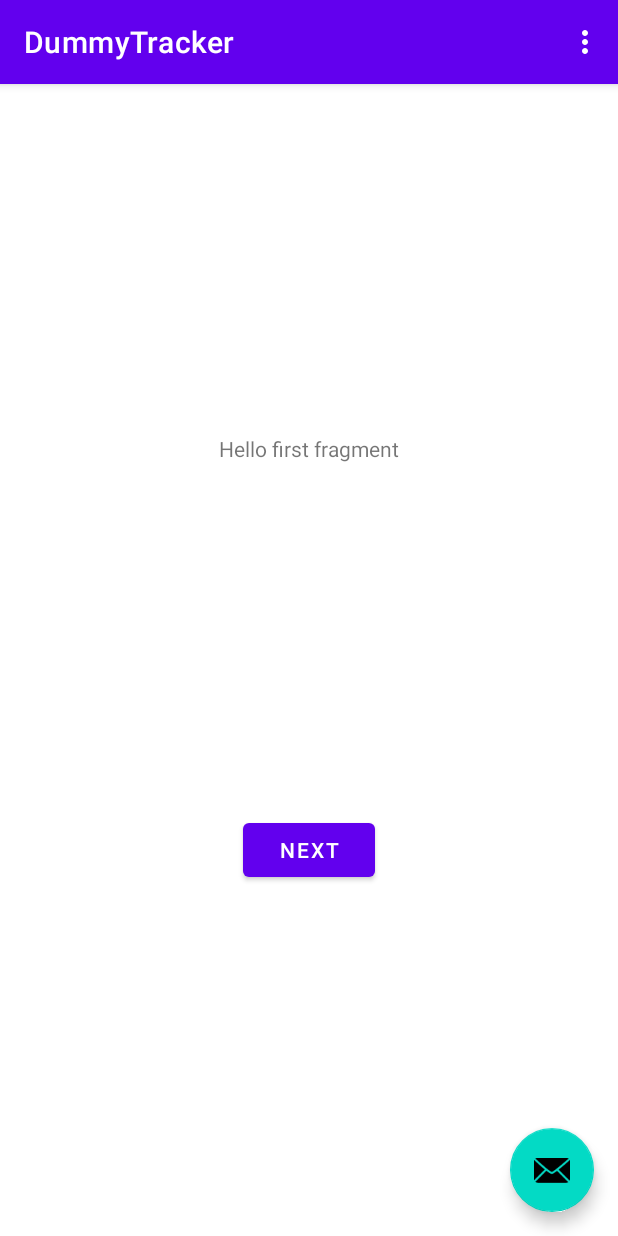
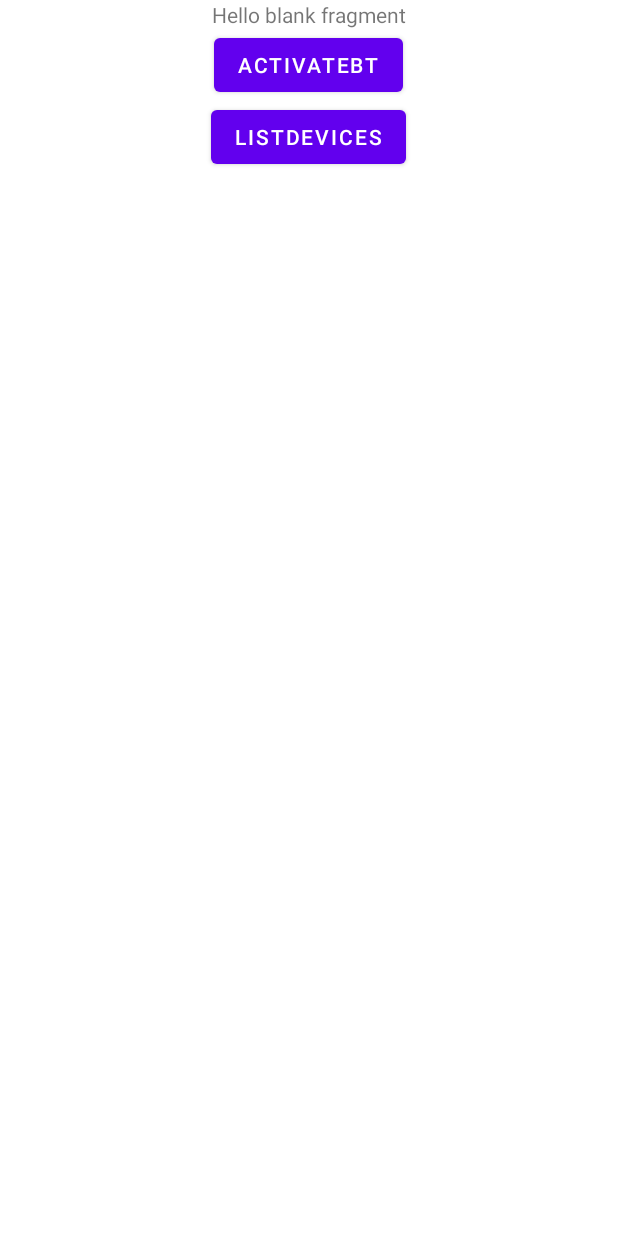
Before and after one commit to Blaios/JamelgosCentrales, an Android app: the screen it shows after launch (MainActivity), on a phone screen of 412 x 824 dp. Run offline under Robolectric (Android 15) with nearby library versions, the phone set to English and light mode, and no system bars.

Commit message:
simple implementacion BLE: solo escanea

```diff
--- a/app/build.gradle
+++ b/app/build.gradle
@@ -29,12 +29,13 @@ android {
 }
 
 dependencies {
-
+    implementation "com.polidea.rxandroidble2:rxandroidble:1.11.1"
     implementation 'androidx.appcompat:appcompat:1.1.0'
     implementation 'com.google.android.material:material:1.1.0'
     implementation 'androidx.constraintlayout:constraintlayout:1.1.3'
     implementation 'androidx.navigation:navigation-fragment:2.2.2'
     implementation 'androidx.navigation:navigation-ui:2.2.2'
+    implementation 'androidx.legacy:legacy-support-v4:1.0.0'
     testImplementation 'junit:junit:4.+'
     androidTestImplementation 'androidx.test.ext:junit:1.1.1'
     androidTestImplementation 'androidx.test.espresso:espresso-core:3.2.0'
--- a/app/src/main/AndroidManifest.xml
+++ b/app/src/main/AndroidManifest.xml
@@ -1,6 +1,11 @@
 <?xml version="1.0" encoding="utf-8"?>
 <manifest xmlns:android="http://schemas.android.com/apk/res/android"
     package="dummy.tracker">
+
+    <uses-permission android:name="android.permission.BLUETOOTH" />
+    <uses-permission android:name="android.permission.BLUETOOTH_ADMIN" />
+    <uses-permission android:name="android.permission.ACCESS_FINE_LOCATION" />
+    <uses-permission android:name="android.permission.ACCESS_BACKGROUND_LOCATION" />
 
     <application
         android:allowBackup="true"
@@ -19,6 +24,7 @@
                 <category android:name="android.intent.category.LAUNCHER" />
             </intent-filter>
         </activity>
+        <activity android:name=".bluetooth.BTInit" />
     </application>
 
 </manifest>
--- a/app/src/main/java/dummy/tracker/FirstFragment.java
+++ /dev/null
@@ -1,34 +0,0 @@
-package dummy.tracker;
-
-import android.os.Bundle;
-import android.view.LayoutInflater;
-import android.view.View;
-import android.view.ViewGroup;
-
-import androidx.annotation.NonNull;
-import androidx.fragment.app.Fragment;
-import androidx.navigation.fragment.NavHostFragment;
-
-public class FirstFragment extends Fragment {
-
-    @Override
-    public View onCreateView(
-            LayoutInflater inflater, ViewGroup container,
-            Bundle savedInstanceState
-    ) {
-        // Inflate the layout for this fragment
-        return inflater.inflate(R.layout.fragment_first, container, false);
-    }
-
-    public void onViewCreated(@NonNull View view, Bundle savedInstanceState) {
-        super.onViewCreated(view, savedInstanceState);
-
-        view.findViewById(R.id.button_first).setOnClickListener(new View.OnClickListener() {
-            @Override
-            public void onClick(View view) {
-                NavHostFragment.findNavController(FirstFragment.this)
-                        .navigate(R.id.action_FirstFragment_to_SecondFragment);
-            }
-        });
-    }
-}
--- a/app/src/main/java/dummy/tracker/MainActivity.java
+++ b/app/src/main/java/dummy/tracker/MainActivity.java
@@ -1,56 +1,34 @@
 package dummy.tracker;
 
+import android.content.Intent;
 import android.os.Bundle;
 
-import com.google.android.material.floatingactionbutton.FloatingActionButton;
-import com.google.android.material.snackbar.Snackbar;
+import androidx.appcompat.app.AppCompatActivity;
+import android.widget.Button;
 
-import androidx.appcompat.app.AppCompatActivity;
-import androidx.appcompat.widget.Toolbar;
-
-import android.view.View;
-
-import android.view.Menu;
-import android.view.MenuItem;
+import dummy.tracker.bluetooth.BLEScanner;
+import dummy.tracker.bluetooth.BTInit;
 
 public class MainActivity extends AppCompatActivity {
 
     @Override
     protected void onCreate(Bundle savedInstanceState) {
         super.onCreate(savedInstanceState);
-        setContentView(R.layout.activity_main);
-        Toolbar toolbar = findViewById(R.id.toolbar);
-        setSupportActionBar(toolbar);
+        setContentView(R.layout.fragment_main_page);
 
-        FloatingActionButton fab = findViewById(R.id.fab);
-        fab.setOnClickListener(new View.OnClickListener() {
-            @Override
-            public void onClick(View view) {
-                Snackbar.make(view, "Replace with your own action", Snackbar.LENGTH_LONG)
-                        .setAction("Action", null).show();
-            }
+        Button activateBT = findViewById(R.id.activateBT);
+        activateBT.setOnClickListener(v -> {
+            Intent i = new Intent(v.getContext(), BTInit.class);
+            startActivity(i);
+        });
+
+        Button scanBLE = findViewById(R.id.scan);
+        scanBLE.setOnClickListener(v -> {
+            BLEScanner bleScanner = BLEScanner.getInstance();
+            bleScanner.setContext(this);
+            bleScanner.scan();
         });
     }
 
-    @Override
-    public boolean onCreateOptionsMenu(Menu menu) {
-        // Inflate the menu; this adds items to the action bar if it is present.
-        getMenuInflater().inflate(R.menu.menu_main, menu);
-        return true;
-    }
 
-    @Override
-    public boolean onOptionsItemSelected(MenuItem item) {
-        // Handle action bar item clicks here. The action bar will
-        // automatically handle clicks on the Home/Up button, so long
-        // as you specify a parent activity in AndroidManifest.xml.
-        int id = item.getItemId();
-
-        //noinspection SimplifiableIfStatement
-        if (id == R.id.action_settings) {
-            return true;
-        }
-
-        return super.onOptionsItemSelected(item);
-    }
 }
--- a/app/src/main/res/layout/activity_main.xml
+++ /dev/null
@@ -1,33 +0,0 @@
-<?xml version="1.0" encoding="utf-8"?>
-<androidx.coordinatorlayout.widget.CoordinatorLayout xmlns:android="http://schemas.android.com/apk/res/android"
-    xmlns:app="http://schemas.android.com/apk/res-auto"
-    xmlns:tools="http://schemas.android.com/tools"
-    android:layout_width="match_parent"
-    android:layout_height="match_parent"
-    tools:context=".MainActivity">
-
-    <com.google.android.material.appbar.AppBarLayout
-        android:layout_width="match_parent"
-        android:layout_height="wrap_content"
-        android:theme="@style/Theme.DummyTracker.AppBarOverlay">
-
-        <androidx.appcompat.widget.Toolbar
-            android:id="@+id/toolbar"
-            android:layout_width="match_parent"
-            android:layout_height="?attr/actionBarSize"
-            android:background="?attr/colorPrimary"
-            app:popupTheme="@style/Theme.DummyTracker.PopupOverlay" />
-
-    </com.google.android.material.appbar.AppBarLayout>
-
-    <include layout="@layout/content_main" />
-
-    <com.google.android.material.floatingactionbutton.FloatingActionButton
-        android:id="@+id/fab"
-        android:layout_width="wrap_content"
-        android:layout_height="wrap_content"
-        android:layout_gravity="bottom|end"
-        android:layout_margin="@dimen/fab_margin"
-        app:srcCompat="@android:drawable/ic_dialog_email" />
-
-</androidx.coordinatorlayout.widget.CoordinatorLayout>
--- a/app/src/main/res/layout/content_main.xml
+++ /dev/null
@@ -1,19 +0,0 @@
-<?xml version="1.0" encoding="utf-8"?>
-<androidx.constraintlayout.widget.ConstraintLayout xmlns:android="http://schemas.android.com/apk/res/android"
-    xmlns:app="http://schemas.android.com/apk/res-auto"
-    android:layout_width="match_parent"
-    android:layout_height="match_parent"
-    app:layout_behavior="@string/appbar_scrolling_view_behavior">
-
-    <fragment
-        android:id="@+id/nav_host_fragment"
-        android:name="androidx.navigation.fragment.NavHostFragment"
-        android:layout_width="0dp"
-        android:layout_height="0dp"
-        app:defaultNavHost="true"
-        app:layout_constraintBottom_toBottomOf="parent"
-        app:layout_constraintLeft_toLeftOf="parent"
-        app:layout_constraintRight_toRightOf="parent"
-        app:layout_constraintTop_toTopOf="parent"
-        app:navGraph="@navigation/nav_graph" />
-</androidx.constraintlayout.widget.ConstraintLayout>
--- a/app/src/main/res/layout/fragment_first.xml
+++ /dev/null
@@ -1,28 +0,0 @@
-<?xml version="1.0" encoding="utf-8"?>
-<androidx.constraintlayout.widget.ConstraintLayout xmlns:android="http://schemas.android.com/apk/res/android"
-    xmlns:app="http://schemas.android.com/apk/res-auto"
-    xmlns:tools="http://schemas.android.com/tools"
-    android:layout_width="match_parent"
-    android:layout_height="match_parent"
-    tools:context=".FirstFragment">
-
-    <TextView
-        android:id="@+id/textview_first"
-        android:layout_width="wrap_content"
-        android:layout_height="wrap_content"
-        android:text="@string/hello_first_fragment"
-        app:layout_constraintBottom_toTopOf="@id/button_first"
-        app:layout_constraintEnd_toEndOf="parent"
-        app:layout_constraintStart_toStartOf="parent"
-        app:layout_constraintTop_toTopOf="parent" />
-
-    <Button
-        android:id="@+id/button_first"
-        android:layout_width="wrap_content"
-        android:layout_height="wrap_content"
-        android:text="@string/next"
-        app:layout_constraintBottom_toBottomOf="parent"
-        app:layout_constraintEnd_toEndOf="parent"
-        app:layout_constraintStart_toStartOf="parent"
-        app:layout_constraintTop_toBottomOf="@id/textview_first" />
-</androidx.constraintlayout.widget.ConstraintLayout>
--- /dev/null
+++ b/app/src/main/res/layout/fragment_main_page.xml
@@ -0,0 +1,33 @@
+<?xml version="1.0" encoding="utf-8"?>
+<FrameLayout xmlns:android="http://schemas.android.com/apk/res/android"
+    xmlns:tools="http://schemas.android.com/tools"
+    android:layout_width="match_parent"
+    android:layout_height="match_parent"
+    tools:context=".fragments.main_page">
+
+    <!-- TODO: Update blank fragment layout -->
+    <LinearLayout
+        android:layout_width="match_parent"
+        android:layout_height="match_parent"
+        android:gravity="center|top"
+        android:orientation="vertical">
+
+        <TextView
+            android:layout_width="wrap_content"
+            android:layout_height="wrap_content"
+            android:text="@string/hello_blank_fragment" />
+
+        <Button
+            android:id="@+id/activateBT"
+            android:layout_width="wrap_content"
+            android:layout_height="wrap_content"
+            android:text="activateBT" />
+
+        <Button
+            android:id="@+id/scan"
+            android:layout_width="wrap_content"
+            android:layout_height="wrap_content"
+            android:text="listDevices" />
+    </LinearLayout>
+
+</FrameLayout>
--- a/app/src/main/res/menu/menu_main.xml
+++ /dev/null
@@ -1,10 +0,0 @@
-<menu xmlns:android="http://schemas.android.com/apk/res/android"
-    xmlns:app="http://schemas.android.com/apk/res-auto"
-    xmlns:tools="http://schemas.android.com/tools"
-    tools:context="dummy.tracker.MainActivity">
-    <item
-        android:id="@+id/action_settings"
-        android:orderInCategory="100"
-        android:title="@string/action_settings"
-        app:showAsAction="never" />
-</menu>
--- a/app/src/main/res/navigation/nav_graph.xml
+++ b/app/src/main/res/navigation/nav_graph.xml
@@ -2,27 +2,4 @@
 <navigation xmlns:android="http://schemas.android.com/apk/res/android"
     xmlns:app="http://schemas.android.com/apk/res-auto"
     xmlns:tools="http://schemas.android.com/tools"
-    android:id="@+id/nav_graph"
-    app:startDestination="@id/FirstFragment">
-
-    <fragment
-        android:id="@+id/FirstFragment"
-        android:name="dummy.tracker.FirstFragment"
-        android:label="@string/first_fragment_label"
-        tools:layout="@layout/fragment_first">
-
-        <action
-            android:id="@+id/action_FirstFragment_to_SecondFragment"
-            app:destination="@id/SecondFragment" />
-    </fragment>
-    <fragment
-        android:id="@+id/SecondFragment"
-        android:name="dummy.tracker.SecondFragment"
-        android:label="@string/second_fragment_label"
-        tools:layout="@layout/fragment_second">
-
-        <action
-            android:id="@+id/action_SecondFragment_to_FirstFragment"
-            app:destination="@id/FirstFragment" />
-    </fragment>
-</navigation>
+    android:id="@+id/nav_graph" />
--- a/app/src/main/res/values/strings.xml
+++ b/app/src/main/res/values/strings.xml
@@ -9,4 +9,6 @@
 
     <string name="hello_first_fragment">Hello first fragment</string>
     <string name="hello_second_fragment">Hello second fragment. Arg: %1$s</string>
+    <!-- TODO: Remove or change this placeholder text -->
+    <string name="hello_blank_fragment">Hello blank fragment</string>
 </resources>
```
Also changed, not shown: app/src/main/java/dummy/tracker/SecondFragment.java (deleted, +0 -34 lines), app/src/main/java/dummy/tracker/bluetooth/BLEScanner.java (added, +49 -0 lines), app/src/main/java/dummy/tracker/bluetooth/BTInit.java (added, +48 -0 lines), app/src/main/java/dummy/tracker/fragments/main_page.java (added, +66 -0 lines), app/src/main/res/layout/fragment_second.xml (deleted, +0 -27 lines), gradle/wrapper/gradle-wrapper.properties, 2 other files.
